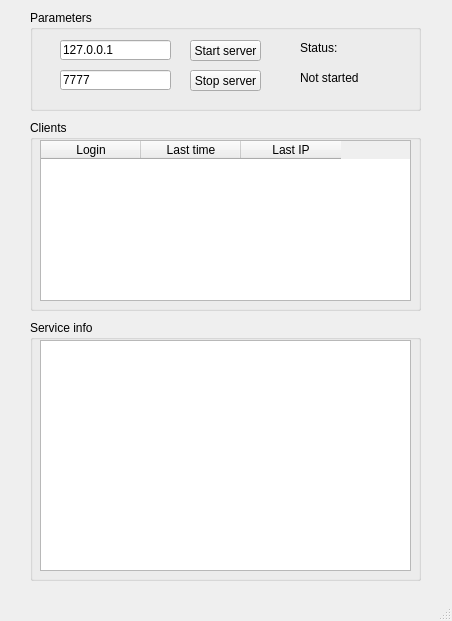
The window that server_gui.ui (dmitry-vs/python-messenger) describes before a commit, drawn with Qt 5.
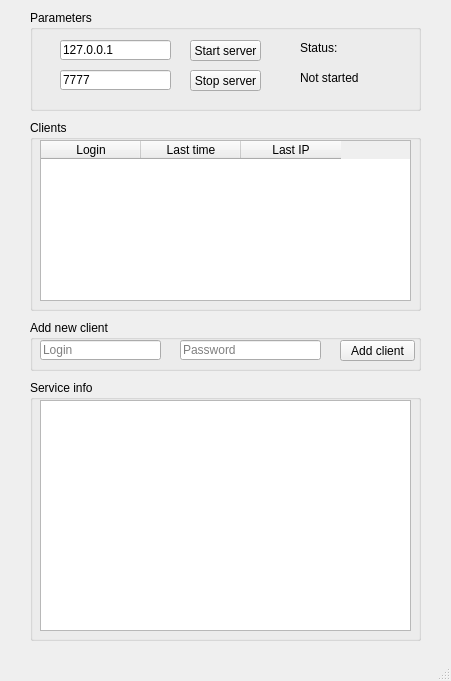
The same window after the commit.

Commit message: Server gui - added widgets to add new client

Patch:
```diff
--- a/server_gui.ui
+++ b/server_gui.ui
@@ -6,8 +6,8 @@
    <rect>
     <x>0</x>
     <y>0</y>
-    <width>452</width>
-    <height>621</height>
+    <width>451</width>
+    <height>681</height>
    </rect>
   </property>
   <property name="windowTitle">
@@ -68,7 +68,7 @@
     <property name="geometry">
      <rect>
       <x>30</x>
-      <y>320</y>
+      <y>380</y>
       <width>391</width>
       <height>261</height>
      </rect>
@@ -184,6 +184,58 @@
      </property>
     </widget>
    </widget>
+   <widget class="QGroupBox" name="groupBox_4">
+    <property name="geometry">
+     <rect>
+      <x>30</x>
+      <y>320</y>
+      <width>391</width>
+      <height>51</height>
+     </rect>
+    </property>
+    <property name="title">
+     <string>Add new client</string>
+    </property>
+    <widget class="QLineEdit" name="lineEdit_add_new_client_login">
+     <property name="geometry">
+      <rect>
+       <x>10</x>
+       <y>20</y>
+       <width>121</width>
+       <height>20</height>
+      </rect>
+     </property>
+     <property name="placeholderText">
+      <string>Login</string>
+     </property>
+    </widget>
+    <widget class="QLineEdit" name="lineEdit_add_new_client_password">
+     <property name="geometry">
+      <rect>
+       <x>150</x>
+       <y>20</y>
+       <width>141</width>
+       <height>20</height>
+      </rect>
+     </property>
+     <property name="placeholderText">
+      <string>Password</string>
+     </property>
+    </widget>
+    <widget class="QPushButton" name="pushButton_add_new_client">
+     <property name="geometry">
+      <rect>
+       <x>310</x>
+       <y>20</y>
+       <width>75</width>
+       <height>21</height>
+      </rect>
+     </property>
+     <property name="text">
+      <string>Add client</string>
+     </property>
+    </widget>
+   </widget>
   </widget>
   <widget class="QMenuBar" name="menubar">
    <property name="geometry">
```
Left out of the diff: 2 changed lines with no effect on the pictures. The commit also changes 3 other files.
